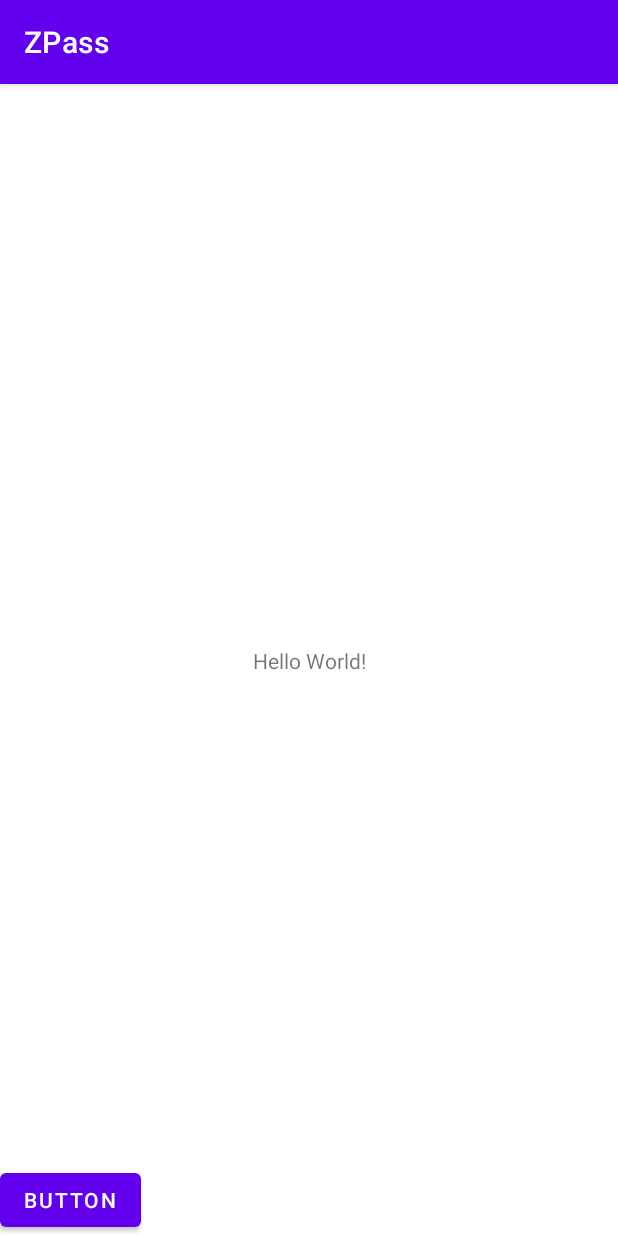
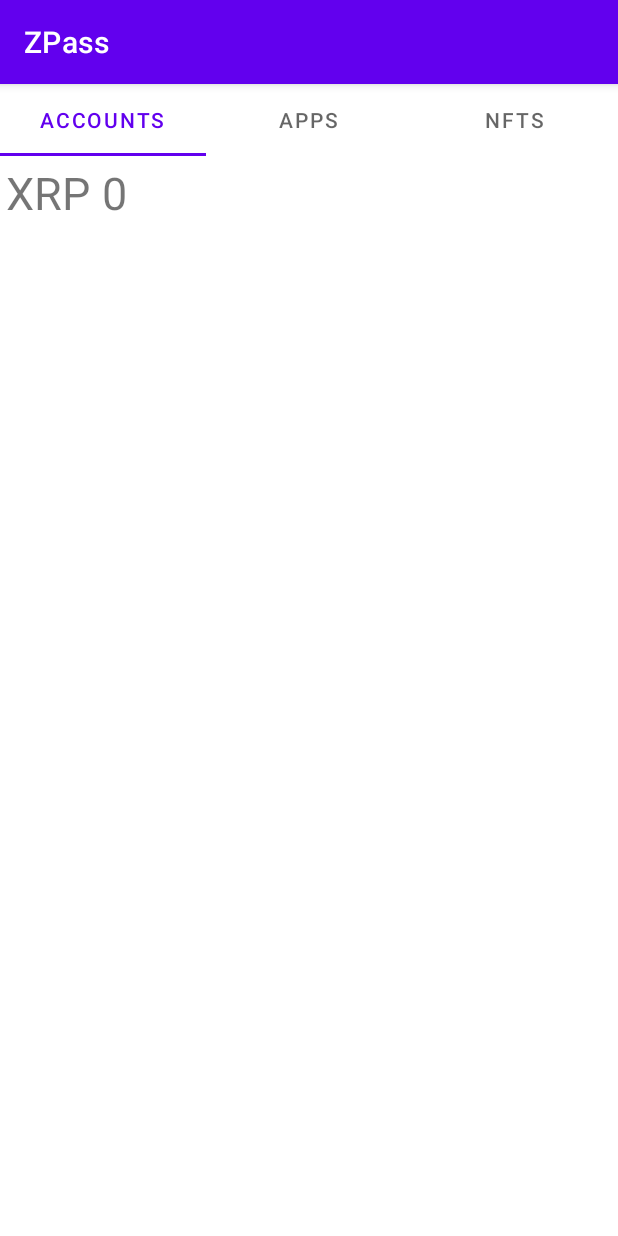
Before and after one commit to lushtechnology/ZPass, an Android app: the screen it shows after launch (MainActivity), on a phone screen of 412 x 824 dp. Run offline under Robolectric (Android 15) with nearby library versions, the phone set to English and light mode, and no system bars; 2 statements that could not run were skipped.

Commit message:
zpass store main pages

```diff
--- /dev/null
+++ b/app/src/main/java/com/lushtechnology/zpass/AccountFragment.java
@@ -0,0 +1,114 @@
+package com.lushtechnology.zpass;
+
+import android.content.ComponentName;
+import android.content.Context;
+import android.content.Intent;
+import android.content.ServiceConnection;
+import android.os.Bundle;
+
+import androidx.annotation.NonNull;
+import androidx.annotation.Nullable;
+import androidx.fragment.app.Fragment;
+
+import android.os.IBinder;
+import android.os.RemoteException;
+import android.os.StrictMode;
+import android.view.LayoutInflater;
+import android.view.View;
+import android.view.ViewGroup;
+import android.widget.TextView;
+
+/**
+ * A simple {@link Fragment} subclass.
+ * Use the {@link AccountFragment#newInstance} factory method to
+ * create an instance of this fragment.
+ */
+public class AccountFragment extends Fragment {
+
+    // TODO: Rename parameter arguments, choose names that match
+    // the fragment initialization parameters, e.g. ARG_ITEM_NUMBER
+    private static final String ARG_PARAM1 = "param1";
+    private static final String ARG_PARAM2 = "param2";
+
+    // TODO: Rename and change types of parameters
+    private String mParam1;
+    private String mParam2;
+
+    public AccountFragment() {
+        // Required empty public constructor
+    }
+
+    /**
+     * Use this factory method to create a new instance of
+     * this fragment using the provided parameters.
+     *
+     * @param param1 Parameter 1.
+     * @param param2 Parameter 2.
+     * @return A new instance of fragment AccountFragment.
+     */
+    // TODO: Rename and change types and number of parameters
+    public static AccountFragment newInstance(String param1, String param2) {
+        AccountFragment fragment = new AccountFragment();
+        Bundle args = new Bundle();
+        args.putString(ARG_PARAM1, param1);
+        args.putString(ARG_PARAM2, param2);
+        fragment.setArguments(args);
+        return fragment;
+    }
+
+    @Override
+    public void onCreate(Bundle savedInstanceState) {
+        super.onCreate(savedInstanceState);
+        if (getArguments() != null) {
+            mParam1 = getArguments().getString(ARG_PARAM1);
+            mParam2 = getArguments().getString(ARG_PARAM2);
+        }
+
+        Intent intent = new Intent();
+        intent.setClassName(XRPAccountService.class.getPackage().getName(),
+                XRPAccountService.class.getName());
+        intent.putExtra("address", MainActivity.ADDRESS);
+        intent.putExtra("seed", MainActivity.SEED);
+        //startService(intent);
+        getContext().bindService(intent, myConnection, Context.BIND_AUTO_CREATE);
+
+        // TODO: fix long background process
+        StrictMode.ThreadPolicy gfgPolicy = new StrictMode.ThreadPolicy.Builder().permitAll().build();
+        StrictMode.setThreadPolicy(gfgPolicy);
+    }
+
+    @Override
+    public void onViewCreated(@NonNull View view, @Nullable Bundle savedInstanceState) {
+        super.onViewCreated(view, savedInstanceState);
+    }
+
+    @Override
+    public View onCreateView(LayoutInflater inflater, ViewGroup container,
+                             Bundle savedInstanceState) {
+        // Inflate the layout for this fragment
+        return inflater.inflate(R.layout.fragment_account, container, false);
+    }
+
+    IXRPAccountService xrpService = null;
+    final private ServiceConnection myConnection =
+            new ServiceConnection() {
+                public void onServiceConnected(
+                        ComponentName className,
+                        IBinder service) {
+                    xrpService = IXRPAccountService.Stub.asInterface(service);
+
+                    try {
+                        TextView balanceView = getView().findViewById(R.id.balance);
+                        long balance = xrpService.getAccountValue();
+                        balanceView.setText("" + balance);
+                    } catch (RemoteException rex) {
+                        rex.printStackTrace();
+                    }
+                }
+
+                public void onServiceDisconnected(
+                        ComponentName className) {
+                    xrpService = null;
+                }
+            };
+}
--- a/app/src/main/java/com/lushtechnology/zpass/MainActivity.java
+++ b/app/src/main/java/com/lushtechnology/zpass/MainActivity.java
@@ -1,6 +1,8 @@
 package com.lushtechnology.zpass;
 
+import androidx.annotation.NonNull;
 import androidx.appcompat.app.AppCompatActivity;
+import androidx.viewpager2.widget.ViewPager2;
 
 import android.content.ComponentName;
 import android.content.Context;
@@ -16,6 +18,8 @@ import android.widget.Button;
 import android.widget.Toast;
 
 
+import com.google.android.material.tabs.TabLayout;
+import com.google.android.material.tabs.TabLayoutMediator;
 
 import java.io.IOException;
 
@@ -28,63 +32,36 @@ import okhttp3.Response;
 
 public class MainActivity extends AppCompatActivity {
 
-    private static final String ADDRESS = "r4nucSPkeHNo6XNapFwPCpJdYX9XiJB7je";
-    private static final String SEED = "sEdV5bYRmQS22UsGMfXy8TPimxokno5";
+    public static final String ADDRESS = "r4nucSPkeHNo6XNapFwPCpJdYX9XiJB7je";
+    public static final String SEED = "sEdV5bYRmQS22UsGMfXy8TPimxokno5";
 
     @Override
     protected void onCreate(Bundle savedInstanceState) {
         super.onCreate(savedInstanceState);
         setContentView(R.layout.activity_main);
 
-        // start xrp service
-        Intent intent = new Intent();
-        intent.setClassName("com.lushtechnology.zpass",
-                "com.lushtechnology.zpass.XRPAccountService");
-        intent.putExtra("address", ADDRESS);
-        intent.putExtra("seed", SEED);
-        //startService(intent);
-        bindService(intent, myConnection, Context.BIND_AUTO_CREATE);
+        // elements
+        TabLayout tabLayout = findViewById(R.id.tabs);
+        ViewPager2 viewPager2 = findViewById(R.id.pager);
 
-        testButton();
+        ViewPagerAdapter adapter = new ViewPagerAdapter(MainActivity.this);
+        viewPager2.setAdapter(adapter);
+
+        new TabLayoutMediator(tabLayout, viewPager2,
+                new TabLayoutMediator.TabConfigurationStrategy() {
+                    @Override
+                    public void onConfigureTab(@NonNull TabLayout.Tab tab, int position) {
+                        String title = "";
+                        switch (position) {
+                            case 0:
+                                title = "Accounts";break;
+                            case 1:
+                                title = "Apps"; break;
+                            case 2:
+                                title = "NFTs"; break;
+                        }
+                        tab.setText(title);
+                    }
+                }).attach();
     }
-
-    private void testButton(){
-
-        StrictMode.ThreadPolicy gfgPolicy = new StrictMode.ThreadPolicy.Builder().permitAll().build();
-        StrictMode.setThreadPolicy(gfgPolicy);
-
-        Button button = (Button) findViewById(R.id.button);
-        button.setOnClickListener(new View.OnClickListener() {
-            public void onClick(View v) {
-                Log.d("BUTTONS", "User tapped the Supabutton");
-
-                try {
-                    long x = exposedService.getAccountValue();
-                    Toast.makeText(getApplicationContext(), "account is " + x,
-                            Toast.LENGTH_SHORT).show();
-                } catch(RemoteException rex) {
-                    rex.printStackTrace();
-                }
-
-            }
-        });
-    }
-
-    IXRPAccountService exposedService = null;
-    boolean isBound;
-    final private ServiceConnection myConnection =
-            new ServiceConnection() {
-                public void onServiceConnected(
-                        ComponentName className,
-                        IBinder service) {
-                    exposedService = IXRPAccountService.Stub.asInterface(service);
-                    isBound = true;
-                }
-
-                public void onServiceDisconnected(
-                        ComponentName className) {
-                    exposedService = null;
-                    isBound = false;
-                }
-            };
 }
--- /dev/null
+++ b/app/src/main/java/com/lushtechnology/zpass/ViewPagerAdapter.java
@@ -0,0 +1,31 @@
+package com.lushtechnology.zpass;
+
+import androidx.annotation.NonNull;
+import androidx.fragment.app.Fragment;
+import androidx.fragment.app.FragmentActivity;
+import androidx.viewpager2.adapter.FragmentStateAdapter;
+
+public class ViewPagerAdapter extends FragmentStateAdapter {
+
+    public ViewPagerAdapter(@NonNull FragmentActivity fragmentActivity) { super(fragmentActivity); } {
+
+    }
+    @NonNull
+    @Override
+    public Fragment createFragment(int position) {
+        switch (position) {
+            case 0:
+                return new AccountFragment();
+            case 1:
+                return new AppsFragment();
+            case 2:
+                return new NFTsFragment();
+        }
+        return null;
+    }
+
+    @Override
+    public int getItemCount() {
+        return 3;
+    }
+}
--- a/app/src/main/res/layout/activity_main.xml
+++ b/app/src/main/res/layout/activity_main.xml
@@ -1,27 +1,21 @@
 <?xml version="1.0" encoding="utf-8"?>
-<androidx.constraintlayout.widget.ConstraintLayout xmlns:android="http://schemas.android.com/apk/res/android"
-    xmlns:app="http://schemas.android.com/apk/res-auto"
+<LinearLayout xmlns:android="http://schemas.android.com/apk/res/android"
     xmlns:tools="http://schemas.android.com/tools"
     android:layout_width="match_parent"
     android:layout_height="match_parent"
+    android:orientation="vertical"
     tools:context=".MainActivity">
 
-    <TextView
-        android:layout_width="wrap_content"
-        android:layout_height="wrap_content"
-        android:text="Hello World!"
-        app:layout_constraintBottom_toBottomOf="parent"
-        app:layout_constraintEnd_toEndOf="parent"
-        app:layout_constraintStart_toStartOf="parent"
-        app:layout_constraintTop_toTopOf="parent" />
+    <com.google.android.material.tabs.TabLayout
+        android:id="@+id/tabs"
+        android:layout_width="match_parent"
+        android:layout_height="wrap_content">
 
-    <Button
-        android:id="@+id/button"
-        android:layout_width="wrap_content"
-        android:layout_height="wrap_content"
-        android:text="Button"
-        app:layout_constraintBottom_toBottomOf="parent"
-        tools:layout_editor_absoluteX="156dp"
-        tools:layout_editor_absoluteY="419dp" />
+    </com.google.android.material.tabs.TabLayout>
 
-</androidx.constraintlayout.widget.ConstraintLayout>
+    <androidx.viewpager2.widget.ViewPager2
+        android:id="@+id/pager"
+        android:layout_width="match_parent"
+        android:layout_height="match_parent" />
+
+</LinearLayout>
--- /dev/null
+++ b/app/src/main/res/layout/fragment_account.xml
@@ -0,0 +1,25 @@
+<?xml version="1.0" encoding="utf-8"?>
+<GridLayout xmlns:android="http://schemas.android.com/apk/res/android"
+    xmlns:tools="http://schemas.android.com/tools"
+    android:layout_width="match_parent"
+    android:layout_height="match_parent"
+    android:useDefaultMargins="true"
+    android:alignmentMode="alignBounds"
+    android:columnCount="2"
+    tools:context=".AccountFragment">
+
+    <TextView
+        android:id="@+id/currency"
+        android:text="XRP"
+        android:layout_column="0"
+        android:textSize="30sp" />
+
+    <TextView
+        android:id="@+id/balance"
+        android:textAlignment="textEnd"
+        android:layout_column="1"
+        android:textSize="30sp"
+        tools:layout_gravity="right"
+
+        android:text="0.0" />
+</GridLayout>
--- a/app/src/main/res/values/strings.xml
+++ b/app/src/main/res/values/strings.xml
@@ -1,3 +1,5 @@
 <resources>
     <string name="app_name">ZPass</string>
+    <!-- TODO: Remove or change this placeholder text -->
+    <string name="hello_blank_fragment">Hello blank fragment</string>
 </resources>
```
Also changed, not shown: app/src/main/java/com/lushtechnology/zpass/AppsFragment.java (added, +64 -0 lines), app/src/main/java/com/lushtechnology/zpass/NFTsFragment.java (added, +64 -0 lines), app/src/main/res/layout/fragment_apps.xml (added, +14 -0 lines), app/src/main/res/layout/fragment_n_f_ts.xml (added, +14 -0 lines).
